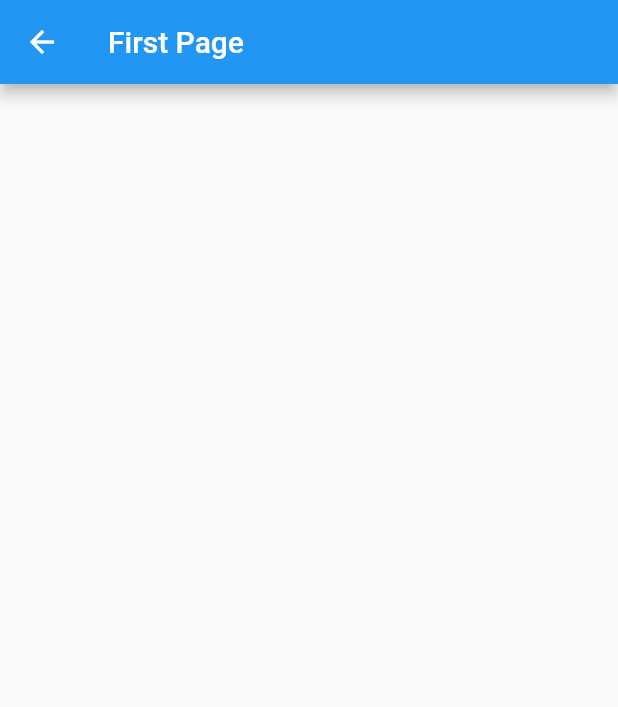
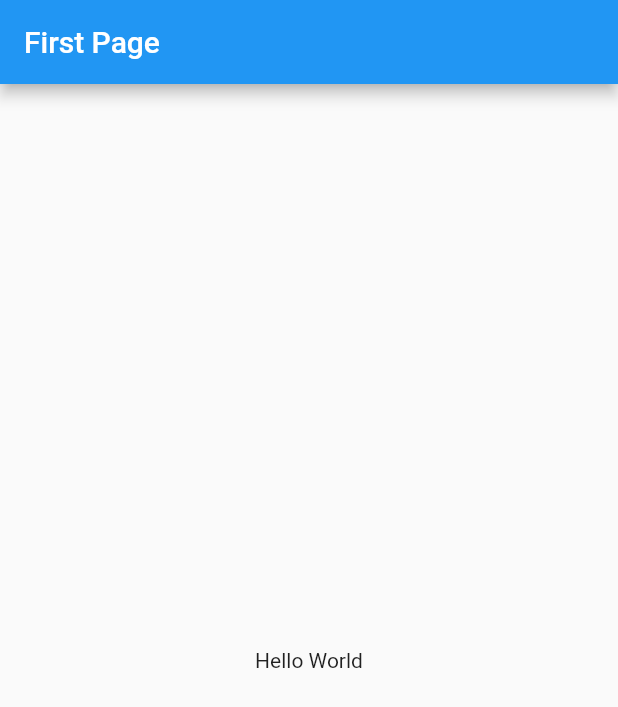
Before and after one commit to ThaeThinzar/flutter_app_study, a Flutter app: the FirstPage screen opened directly, on a phone screen of 412 x 824 dp. Shown: the top 707 px of the screen. Run offline on Flutter 3.47's test engine with Material 2 defaults, Android fonts, the phone set to English and light mode, and no system bars; our stand-ins replace flutter_local_notifications.

Commit message:
[firstPage_Kai] create first page

```diff
--- a/lib/FirstPageTest.dart
+++ b/lib/FirstPageTest.dart
@@ -11,7 +11,10 @@ class FirstPageState extends State<FirstPage>{
    return Scaffold(
      appBar: AppBar(
        title: Text('First Page'),
-     )
+     ),
+     body: Center(
+       child: Text("Hello World"),
+   ),
    );
   }
 
--- a/lib/main.dart
+++ b/lib/main.dart
@@ -1,4 +1,5 @@
 import 'package:flutter/material.dart';
+import 'package:flutterapp/FirstPageTest.dart';
 
 import 'NotificationTestPage.dart';
 
@@ -28,7 +29,7 @@ class MyApp extends StatelessWidget {
         // closer together (more dense) than on mobile platforms.
         visualDensity: VisualDensity.adaptivePlatformDensity,
       ),
-      home: NotificationTestPage(),
+      home: FirstPage(),
     );
   }
 }
```
